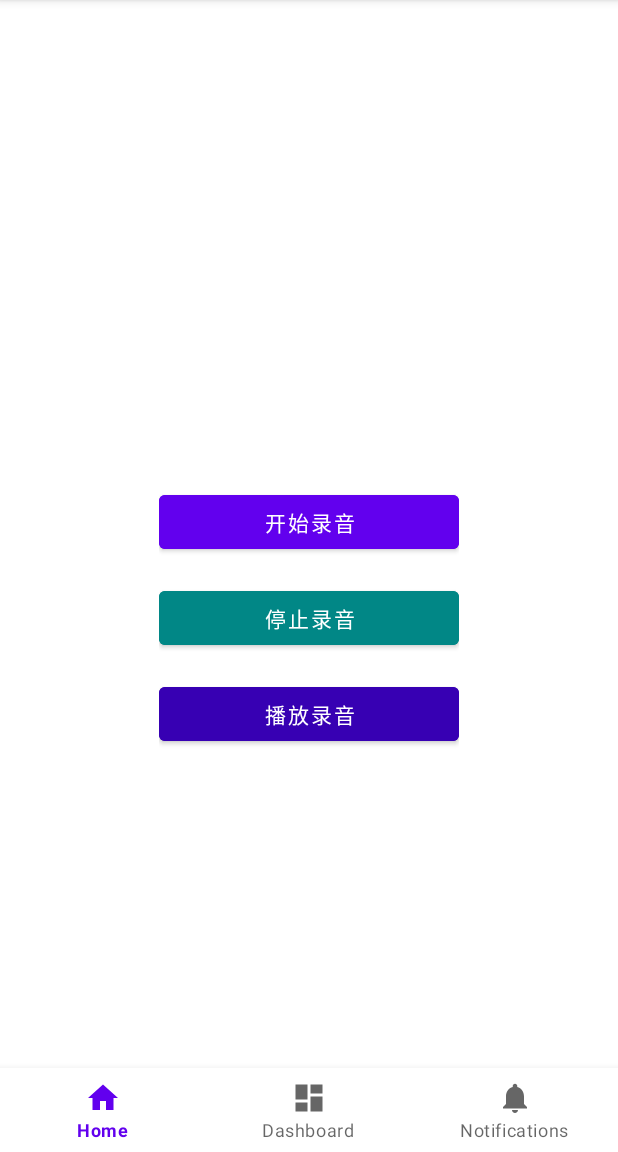
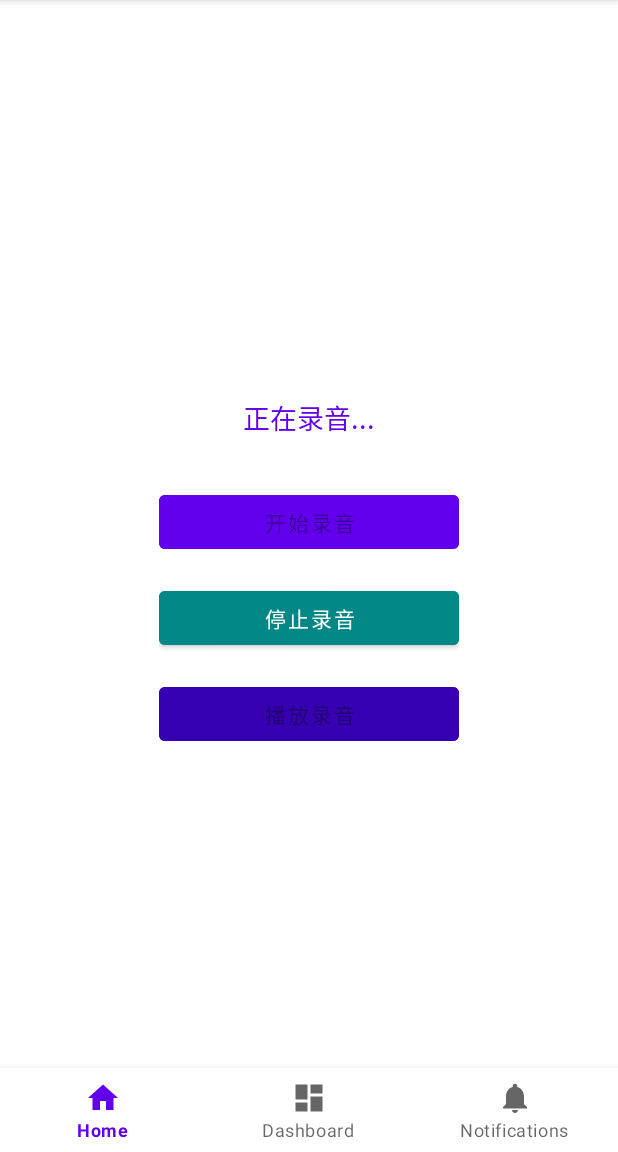
Before and after one commit to kmq116/android-play-audio, an Android app: the screen it shows after launch (MainActivity), after a tap on "开始录音", on a phone screen of 412 x 824 dp, the part 84-1236 px from its top. Run offline under Robolectric (Android 15) with nearby library versions, the phone set to English and light mode, and no system bars; our stand-ins replace navigation-ui.

Commit message:
feat: 点击开始录音按钮的时候，禁用按钮可点击

```diff
--- a/app/src/main/java/com/example/rawaudioplay/MainActivity.java
+++ b/app/src/main/java/com/example/rawaudioplay/MainActivity.java
@@ -24,6 +24,7 @@ import android.media.AudioManager;
 import android.media.AudioTrack;
 import android.view.View;
 import android.widget.Button;
+import android.widget.TextView;
 
 import com.example.rawaudioplay.databinding.ActivityMainBinding;
 
@@ -39,6 +40,8 @@ public class MainActivity extends AppCompatActivity {
     private Button stopRecorder;
 
     private Button playButton;
+    private TextView recordingStatus;
+
     @Override
     protected void onCreate(Bundle savedInstanceState) {
 
@@ -68,12 +71,19 @@ public class MainActivity extends AppCompatActivity {
         stopRecorder = findViewById(R.id.stopButton);
         playButton = findViewById(R.id.playButton);
         startRecorder = findViewById(R.id.startRecorder);
+        recordingStatus = findViewById(R.id.recordingStatus);
+
         RawAudioRecorder recorder = new RawAudioRecorder(this);
+
         startRecorder.setOnClickListener(new View.OnClickListener() {
             @Override
             public void onClick(View v) {
-                // 替换为你的音频文件的网络地址
-                System.out.println("123123");
+                // 开始录音时更新UI状态
+                startRecorder.setEnabled(false);  // 禁用开始按钮
+                stopRecorder.setEnabled(true);    // 启用停止按钮
+                playButton.setEnabled(false);     // 禁用播放按钮
+                recordingStatus.setVisibility(View.VISIBLE);  // 显示录音状态
+
                 recorder.startRecording(MainActivity.this);
             }
         });
@@ -81,11 +91,19 @@ public class MainActivity extends AppCompatActivity {
         stopRecorder.setOnClickListener(new View.OnClickListener() {
             @Override
             public void onClick(View v) {
-                // 替换为你的音频文件的网络地址
-                System.out.println("123123");
+                // 停止录音时更新UI状态
+                startRecorder.setEnabled(true);   // 重新启用开始按钮
+                stopRecorder.setEnabled(false);   // 禁用停止按钮
+                playButton.setEnabled(true);      // 启用播放按钮
+                recordingStatus.setVisibility(View.INVISIBLE);  // 隐藏录音状态
+
                 recorder.stopRecording();
             }
         });
+
+        // 初始状态设置
+        stopRecorder.setEnabled(false);  // 初始时停止按钮不可用
+
         playButton.setOnClickListener(new View.OnClickListener() {
             @Override
             public void onClick(View v) {
--- a/app/src/main/res/layout/activity_main.xml
+++ b/app/src/main/res/layout/activity_main.xml
@@ -35,6 +35,19 @@
         android:layout_width="match_parent"
         android:layout_height="match_parent"
         android:padding="16dp">
+
+        <!-- 录音状态提示 -->
+        <TextView
+            android:id="@+id/recordingStatus"
+            android:layout_width="wrap_content"
+            android:layout_height="wrap_content"
+            android:layout_above="@id/recordControlGroup"
+            android:layout_centerHorizontal="true"
+            android:layout_marginBottom="32dp"
+            android:textSize="18sp"
+            android:textColor="@color/purple_500"
+            android:visibility="invisible"
+            android:text="正在录音..." />
 
         <!-- 录音控制按钮组 -->
         <LinearLayout
```
